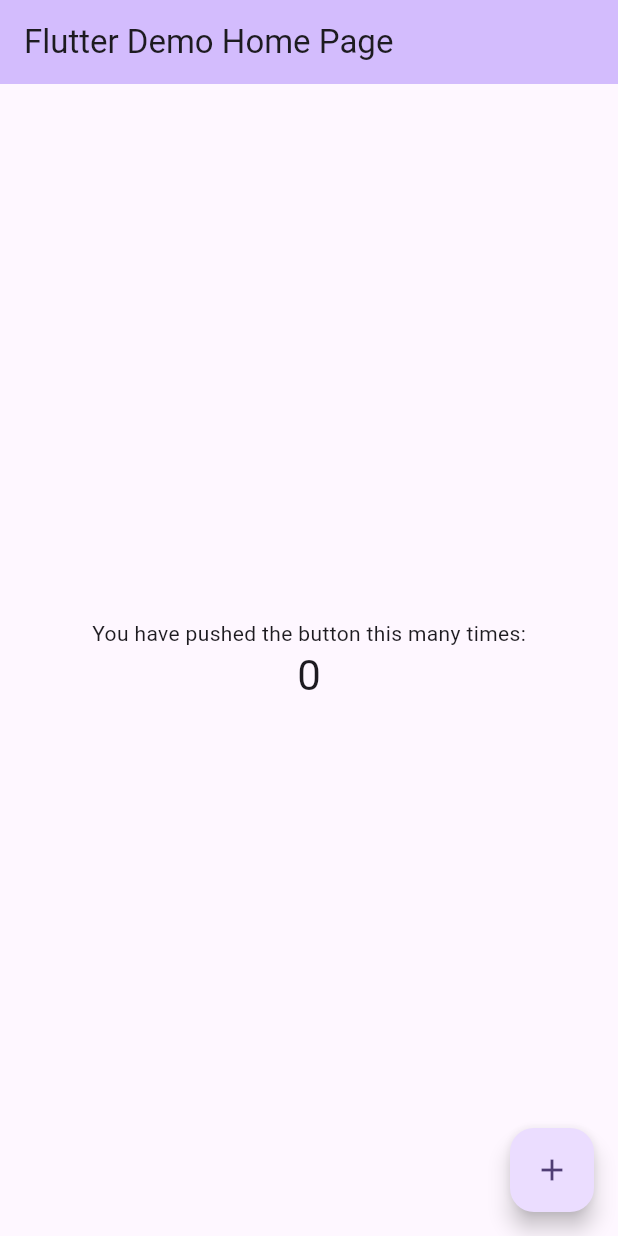
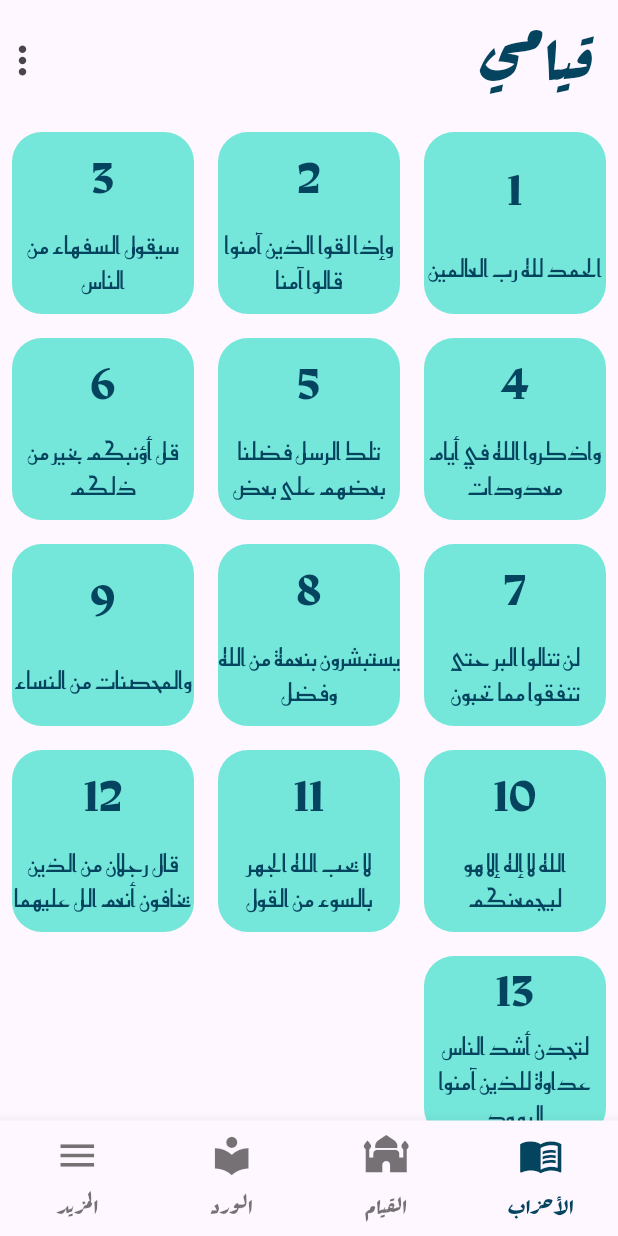
Before and after one commit to izblackcat/qiyamy, a Flutter app: the screen it shows after launch, on a phone screen of 412 x 824 dp. Run offline on Flutter 3.47's test engine with Material 3 defaults, Android fonts, the phone set to English and light mode, and no system bars.

Commit message:
Add bottom navigation bar and grid view

```diff
--- a/lib/main.dart
+++ b/lib/main.dart
@@ -1,4 +1,5 @@
 import 'package:flutter/material.dart';
+import 'package:qiyamy/pages/home_page.dart';
 
 void main() {
   runApp(const MyApp());
@@ -10,60 +11,13 @@ class MyApp extends StatelessWidget {
   @override
   Widget build(BuildContext context) {
     return MaterialApp(
-      title: 'Flutter Demo',
+      debugShowCheckedModeBanner: false,
+      title: 'Qiyami',
       theme: ThemeData(
         colorScheme: ColorScheme.fromSeed(seedColor: Colors.deepPurple),
         useMaterial3: true,
       ),
-      home: const MyHomePage(title: 'Flutter Demo Home Page'),
+      home: Directionality(textDirection: TextDirection.rtl, child: HomePage()),
     );
   }
 }
-
-class MyHomePage extends StatefulWidget {
-  const MyHomePage({super.key, required this.title});
-
-  final String title;
-
-  @override
-  State<MyHomePage> createState() => _MyHomePageState();
-}
-
-class _MyHomePageState extends State<MyHomePage> {
-  int _counter = 0;
-
-  void _incrementCounter() {
-    setState(() {
-      _counter++;
-    });
-  }
-
-  @override
-  Widget build(BuildContext context) {
-    return Scaffold(
-      appBar: AppBar(
-        backgroundColor: Theme.of(context).colorScheme.inversePrimary,
-        title: Text(widget.title),
-      ),
-      body: Center(
-        child: Column(
-          mainAxisAlignment: MainAxisAlignment.center,
-          children: <Widget>[
-            const Text(
-              'You have pushed the button this many times:',
-            ),
-            Text(
-              '$_counter',
-              style: Theme.of(context).textTheme.headlineMedium,
-            ),
-          ],
-        ),
-      ),
-      floatingActionButton: FloatingActionButton(
-        onPressed: _incrementCounter,
-        tooltip: 'Increment',
-        child: const Icon(Icons.add),
-      ),
-    );
-  }
-}
--- /dev/null
+++ b/lib/pages/home_page.dart
@@ -0,0 +1,75 @@
+// ignore_for_file: prefer_const_constructors, prefer_const_literals_to_create_immutables, must_be_immutable
+
+import 'package:flutter/material.dart';
+import 'package:qiyamy/utils/al_ahzab.dart';
+import 'package:qiyamy/utils/colors.dart';
+import 'package:qiyamy/utils/grid_item.dart';
+
+class HomePage extends StatelessWidget {
+  HomePage({super.key});
+
+  List alAhzab = getAlAhzabList();
+
+  @override
+  Widget build(BuildContext context) {
+    return Scaffold(
+      appBar: AppBar(
+        toolbarHeight: 80,
+        title: Text(
+          "قيامي",
+          style:
+              TextStyle(fontFamily: 'Rakkas', fontSize: 45, color: mainColor),
+        ),
+        actions: [
+          Icon(
+            Icons.more_vert_rounded,
+            size: 30,
+          )
+        ],
+      ),
+      body: GridView.builder(
+          itemCount: 13,
+          gridDelegate:
+              SliverGridDelegateWithFixedCrossAxisCount(crossAxisCount: 3),
+          itemBuilder: (context, index) => GridItem(
+                hizbNumber: alAhzab[index][0],
+                hizbTitle: alAhzab[index][1],
+              )),
+      bottomNavigationBar: BottomNavigationBar(
+          currentIndex: 0,
+          onTap: null,
+          selectedItemColor: mainColor,
+          selectedLabelStyle: TextStyle(fontFamily: "Rakkas", fontSize: 16),
+          unselectedLabelStyle: TextStyle(fontFamily: "Rakkas", fontSize: 16),
+          type: BottomNavigationBarType.fixed,
+          iconSize: 30,
+          items: [
+            BottomNavigationBarItem(
+                tooltip: "الأحزاب و الأجزاء",
+                icon: Padding(
+                  padding: const EdgeInsets.only(bottom: 8.0),
+                  child: Icon(Icons.menu_book),
+                ),
+                label: "الأحزاب"),
+            BottomNavigationBarItem(
+                icon: Padding(
+                  padding: const EdgeInsets.only(bottom: 8.0),
+                  child: Icon(Icons.mosque),
+                ),
+                label: "القيام"),
+            BottomNavigationBarItem(
+                icon: Padding(
+                  padding: const EdgeInsets.only(bottom: 8.0),
+                  child: Icon(Icons.local_library_sharp),
+                ),
+                label: "الورد"),
+            BottomNavigationBarItem(
+                icon: Padding(
+                  padding: const EdgeInsets.only(bottom: 8.0),
+                  child: Icon(Icons.menu),
+                ),
+                label: "المزيد"),
+          ]),
+    );
+  }
+}
--- /dev/null
+++ b/lib/utils/al_ahzab.dart
@@ -0,0 +1,21 @@
+// import 'package:flutter/material.dart';
+
+const List alAhzab = [
+  ["1", "الحمد لله رب العالمين"],
+  ["2", "وإذا لقوا الذين آمنوا قالوا آمنا"],
+  ["3", "سيقول السفهاء من الناس"],
+  ["4", "واذكروا الله في أيام معدودات"],
+  ["5", "تلك الرسل فضلنا بعضهم على بعض"],
+  ["6", "قل أؤنبكم بخير من ذلكم"],
+  ["7", "لن تنالوا البر حتى تنفقوا مما تحبون"],
+  ["8", "يستبشرون بنعمة من الله وفضل"],
+  ["9", "والمحصنات من النساء"],
+  ["10", "الله لا إله إلا هو ليجمعنكم"],
+  ["11", "لا يحب الله الجهر بالسوء من القول"],
+  ["12", "قال رجلان من الذين يخافون أنعم الل عليهما"],
+  ["13", "لتجدن أشد الناس عداوة للذين آمنوا اليهود"],
+];
+
+List getAlAhzabList() {
+  return alAhzab;
+}
--- /dev/null
+++ b/lib/utils/colors.dart
@@ -0,0 +1,6 @@
+import 'package:flutter/material.dart';
+
+const mainColor = Color(0xFF05445E);
+const secondColor = Color(0xFF189AB4);
+const thirdColor = Color(0xFF75E6DA);
+const fourthColor = Color(0xFFD4F1F4);
--- /dev/null
+++ b/lib/utils/grid_item.dart
@@ -0,0 +1,38 @@
+// ignore_for_file: avoid_unnecessary_containers, prefer_const_constructors, prefer_const_literals_to_create_immutables
+
+import 'package:flutter/material.dart';
+import 'package:qiyamy/utils/colors.dart';
+
+class GridItem extends StatelessWidget {
+  final String hizbNumber;
+  final String hizbTitle;
+
+  const GridItem(
+      {super.key, required this.hizbNumber, required this.hizbTitle});
+
+  @override
+  Widget build(BuildContext context) {
+    return Container(
+        margin: EdgeInsets.all(8),
+        decoration: BoxDecoration(
+            borderRadius: BorderRadius.circular(20), color: thirdColor),
+        child: Center(
+          child: Column(
+            mainAxisAlignment: MainAxisAlignment.spaceEvenly,
+            children: [
+              Text(
+                hizbNumber,
+                style: TextStyle(
+                    fontFamily: 'Rakkas', fontSize: 30, color: mainColor),
+              ),
+              Text(
+                hizbTitle,
+                style: TextStyle(
+                    fontFamily: 'ReemKufi', color: mainColor, fontSize: 16),
+                textAlign: TextAlign.center,
+              )
+            ],
+          ),
+        ));
+  }
+}
```
